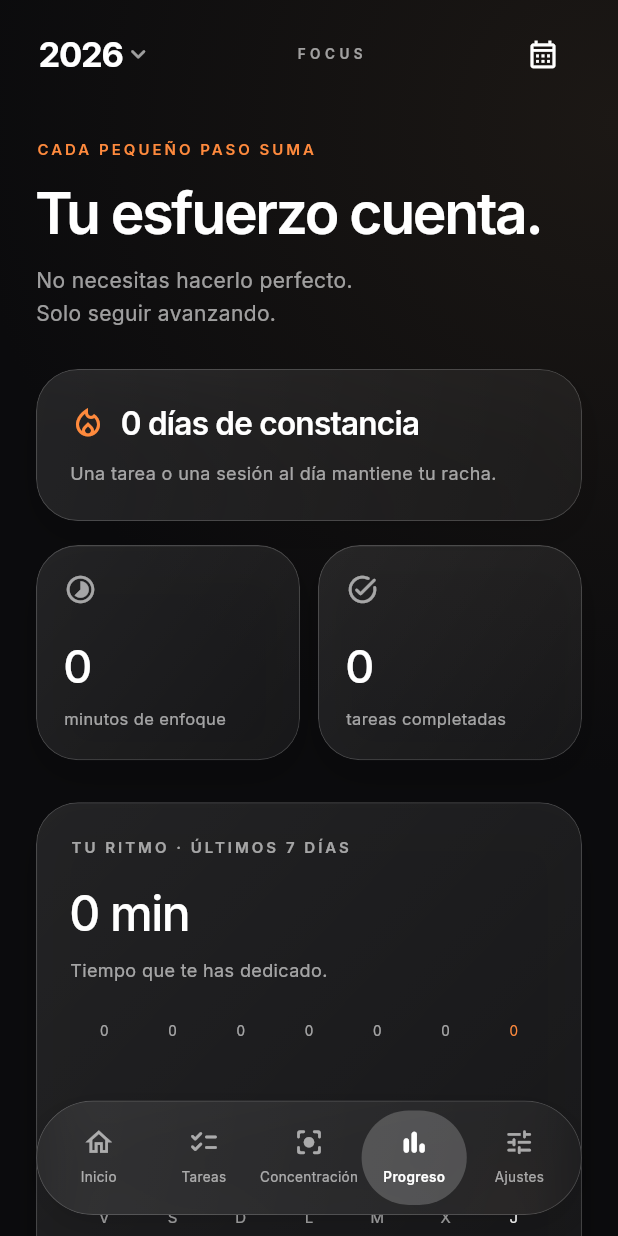
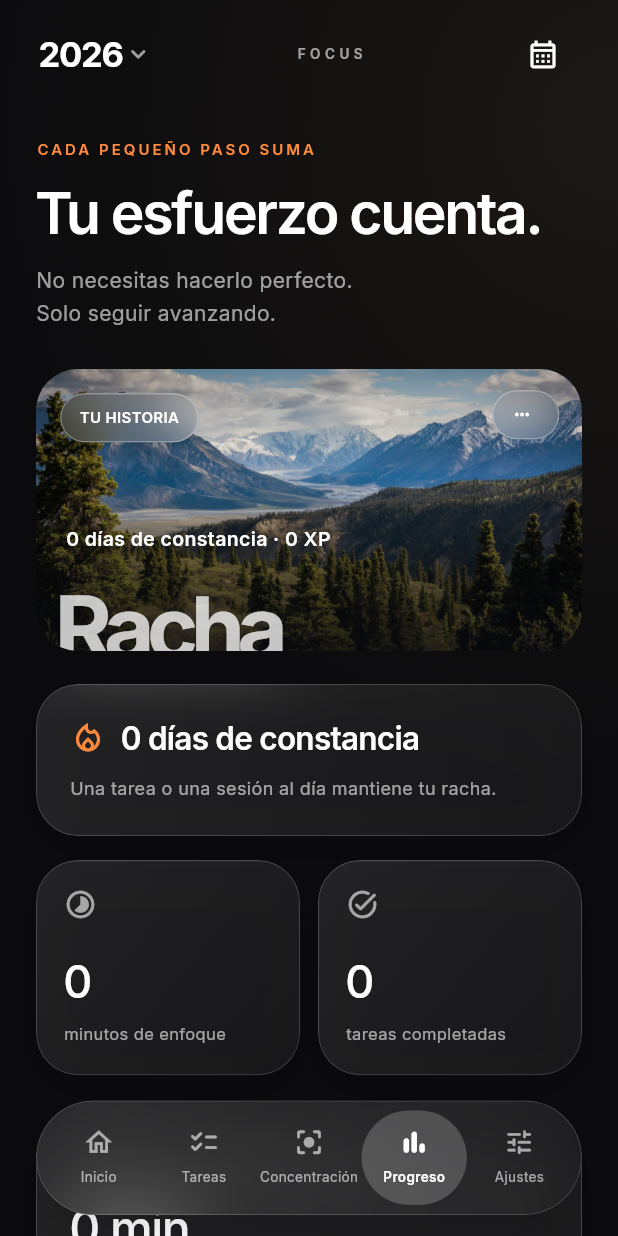
Before and after one commit to aldo200908-lgtm/FOCUS-App, a Flutter app: the screen it shows after launch, item 4 of the bottom bar chosen, on a phone screen of 412 x 824 dp. Run offline on Flutter 3.47's test engine with Material 3 defaults, Android fonts, the phone set to English and light mode, and no system bars; our stand-ins replace shared_preferences.

Commit message:
feat: extend cinematic design to progress

```diff
--- a/lib/screens/progress.dart
+++ b/lib/screens/progress.dart
@@ -2,6 +2,7 @@ import 'dart:math';
 import 'package:flutter/material.dart';
 import '../core/app_state.dart';
 import '../ui/design.dart';
+import '../ui/cinematic.dart';
 
 class ProgressScreen extends StatelessWidget {
   const ProgressScreen({super.key, required this.state});
@@ -26,6 +27,17 @@ class ProgressScreen extends StatelessWidget {
           kicker: 'CADA PEQUEÑO PASO SUMA',
           title: 'Tu esfuerzo cuenta.',
           subtitle: 'No necesitas hacerlo perfecto.\nSolo seguir avanzando.',
+        ),
+        Padding(
+          padding: const EdgeInsets.fromLTRB(24, 0, 24, 22),
+          child: CinematicCard(
+            title: 'Racha',
+            subtitle: '${state.streak} días de constancia · ${state.xp} XP',
+            label: 'TU HISTORIA',
+            height: 188,
+            tint: const Color(0xFF9A6447),
+            alignment: Alignment.bottomRight,
+          ),
         ),
         Padding(
           padding: const EdgeInsets.symmetric(horizontal: 24),
```
